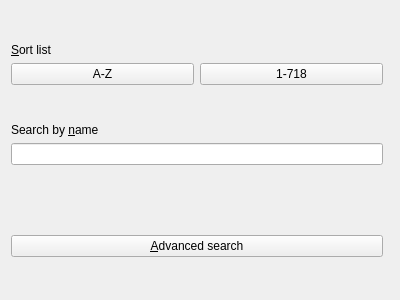
Before: the Qt Designer form src/Teambuilder/Teambuilder/pokedexpokeselection.ui in po-devs/pokemon-online, drawn with Qt 5.
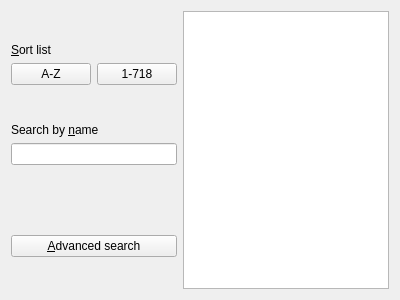
After: the same form once the commit is applied. Custom widgets are drawn as their Qt base class.

```diff
--- a/src/Teambuilder/Teambuilder/pokedexpokeselection.ui
+++ b/src/Teambuilder/Teambuilder/pokedexpokeselection.ui
@@ -132,15 +132,15 @@
     </layout>
    </item>
    <item>
-    <widget class="TB_PokeChoice" name="widget" native="true"/>
+    <widget class="TB_PokeChoice" name="widget"/>
    </item>
   </layout>
  </widget>
  <customwidgets>
   <customwidget>
    <class>TB_PokeChoice</class>
-   <extends>QWidget</extends>
-   <header location="global">teambuilder/pokechoice.h</header>
+   <extends>QTableView</extends>
+   <header>Teambuilder/pokechoice.h</header>
    <container>1</container>
   </customwidget>
  </customwidgets>
```
Left out of the diff: 8 changed lines with no effect on the pictures.
